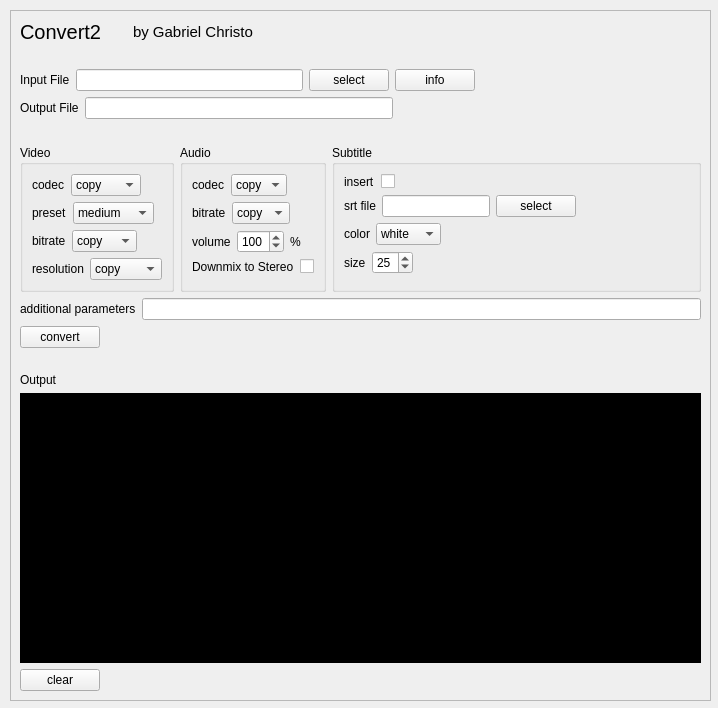
Above: convert2.ui from gabrielchristo/convert2 before the change. Below: the same form after it.
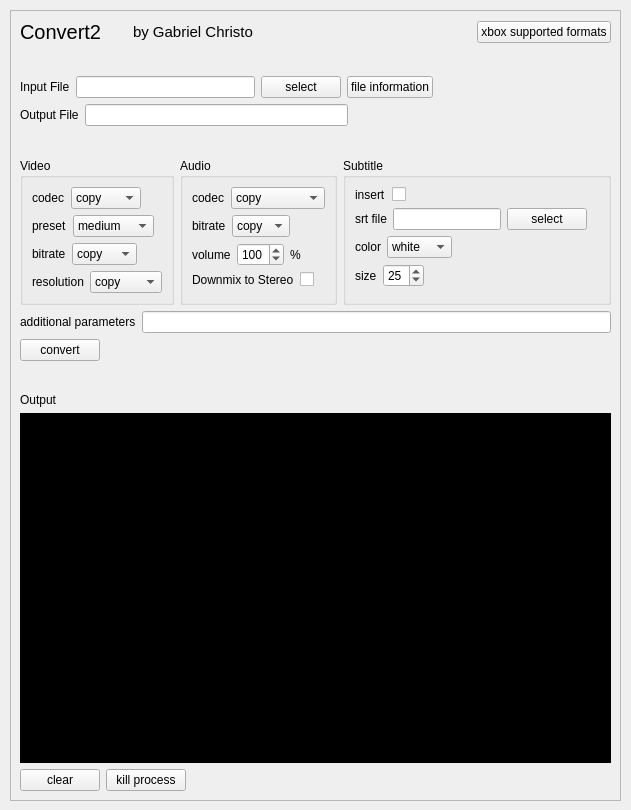
That is the form after the change.

Commit message: added audio volume and downmix options; kill process button; code refactoring

Diff of the .ui file:
```diff
--- a/convert2.ui
+++ b/convert2.ui
@@ -6,8 +6,8 @@
    <rect>
     <x>0</x>
     <y>0</y>
-    <width>718</width>
-    <height>708</height>
+    <width>631</width>
+    <height>810</height>
    </rect>
   </property>
   <property name="windowTitle">
@@ -18,8 +18,8 @@
     <rect>
      <x>10</x>
      <y>10</y>
-     <width>701</width>
-     <height>691</height>
+     <width>611</width>
+     <height>791</height>
     </rect>
    </property>
    <property name="widgetResizable">
@@ -30,8 +30,8 @@
      <rect>
       <x>0</x>
       <y>0</y>
-      <width>699</width>
-      <height>689</height>
+      <width>609</width>
+      <height>789</height>
      </rect>
     </property>
     <layout class="QVBoxLayout" name="verticalLayout_2">
@@ -93,6 +93,13 @@
          </property>
         </spacer>
        </item>
+       <item>
+        <widget class="QPushButton" name="xboxButton">
+         <property name="text">
+          <string>xbox supported formats</string>
+         </property>
+        </widget>
+       </item>
       </layout>
      </item>
      <item>
@@ -136,7 +143,7 @@
          <item>
           <widget class="QPushButton" name="infoButton">
            <property name="text">
-            <string>info</string>
+            <string>file information</string>
            </property>
           </widget>
          </item>
@@ -234,6 +241,11 @@
                 <string>libxvid</string>
                </property>
               </item>
+              <item>
+               <property name="text">
+                <string>libvpx</string>
+               </property>
+              </item>
              </widget>
             </item>
            </layout>
@@ -418,6 +430,26 @@
                 <string>aac</string>
                </property>
               </item>
+              <item>
+               <property name="text">
+                <string>ac3</string>
+               </property>
+              </item>
+              <item>
+               <property name="text">
+                <string>libvorbis</string>
+               </property>
+              </item>
+              <item>
+               <property name="text">
+                <string>libopus</string>
+               </property>
+              </item>
+              <item>
+               <property name="text">
+                <string>libmp3lame</string>
+               </property>
+              </item>
              </widget>
             </item>
            </layout>
@@ -688,7 +720,7 @@
          <property name="minimumSize">
           <size>
            <width>0</width>
-           <height>270</height>
+           <height>350</height>
           </size>
          </property>
          <property name="font">
@@ -726,6 +758,13 @@
            </property>
           </widget>
          </item>
+         <item>
+          <widget class="QPushButton" name="killButton">
+           <property name="text">
+            <string>kill process</string>
+           </property>
+          </widget>
+         </item>
          <item>
           <spacer name="horizontalSpacer_6">
            <property name="orientation">
```
The commit also changes 5 other files.
